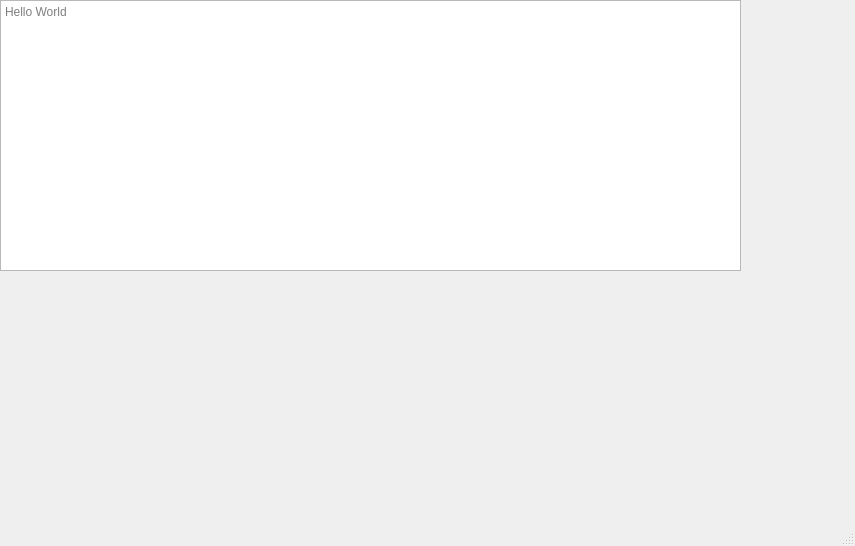
Before: the Qt Designer form frontend/qt/mainwindow.ui in alexesmet/antarctic-system-monitor, drawn with Qt 5.
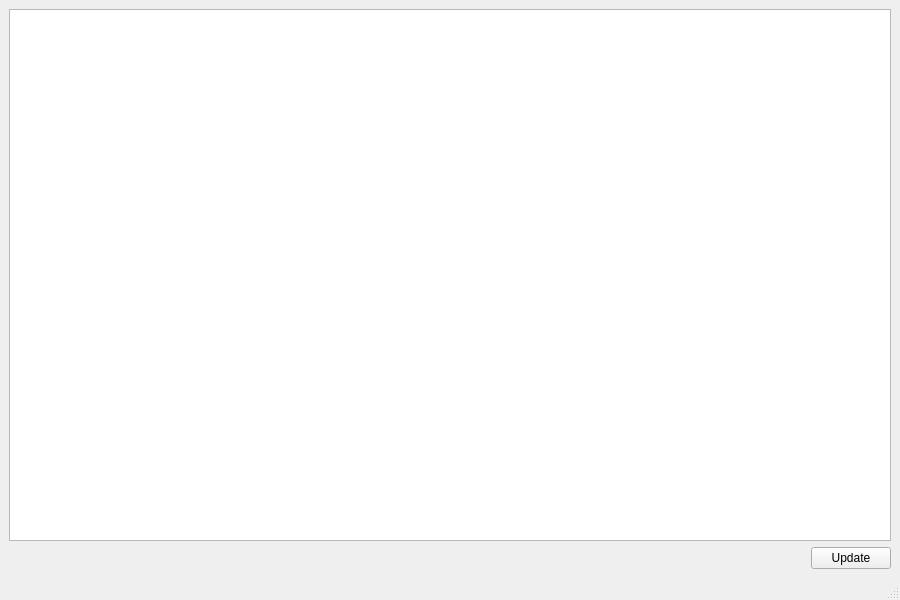
After: the same form once the commit is applied.

Commit message: Implemented basic good-looking table.

Patch:
```diff
--- a/frontend/qt/mainwindow.ui
+++ b/frontend/qt/mainwindow.ui
@@ -6,27 +6,50 @@
    <rect>
     <x>0</x>
     <y>0</y>
-    <width>855</width>
-    <height>546</height>
+    <width>900</width>
+    <height>600</height>
    </rect>
   </property>
   <property name="windowTitle">
    <string>MainWindow</string>
   </property>
   <widget class="QWidget" name="centralwidget">
-   <widget class="QTextEdit" name="textEdit">
-    <property name="geometry">
-     <rect>
-      <x>0</x>
-      <y>0</y>
-      <width>741</width>
-      <height>271</height>
-     </rect>
+   <layout class="QVBoxLayout" name="verticalLayout">
+    <property name="bottomMargin">
+     <number>9</number>
     </property>
-    <property name="placeholderText">
-     <string>Hello World</string>
-    </property>
-   </widget>
+    <item>
+     <widget class="QTableWidget" name="table_widget">
+      <property name="columnCount">
+       <number>0</number>
+      </property>
+     </widget>
+    </item>
+    <item>
+     <layout class="QHBoxLayout" name="footer">
+      <item>
+       <spacer name="horizontal_spacer">
+        <property name="orientation">
+         <enum>Qt::Horizontal</enum>
+        </property>
+        <property name="sizeHint" stdset="0">
+         <size>
+          <width>40</width>
+          <height>20</height>
+         </size>
+        </property>
+       </spacer>
+      </item>
+      <item>
+       <widget class="QPushButton" name="update_button">
+        <property name="text">
+         <string>Update</string>
+        </property>
+       </widget>
+      </item>
+     </layout>
+    </item>
+   </layout>
   </widget>
   <widget class="QMenuBar" name="menubar">
    <property name="geometry">
```
Left out of the diff: 4 changed lines with no effect on the pictures. The commit also changes 1 other file.
